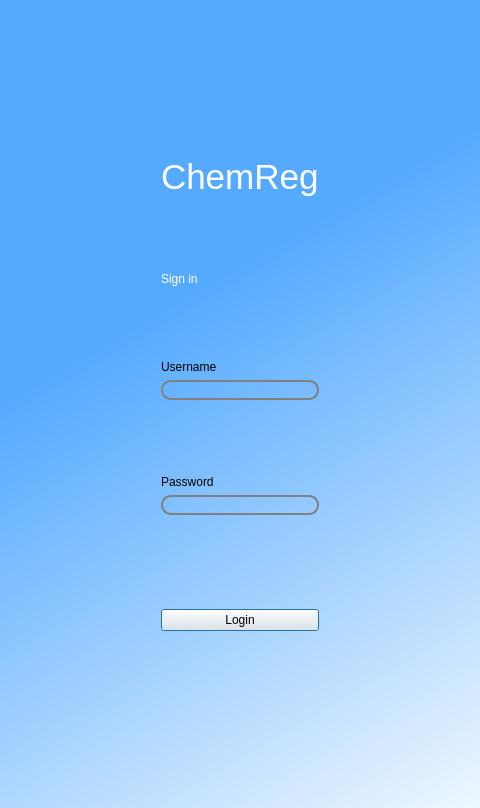
Old version of the form chemReg/assets/welcomescreen.ui in the repository dahlbma/scarab_tornado; both pictures show x 340 to 820 and y 0 to 808 of the 1200 by 808 pixel window.
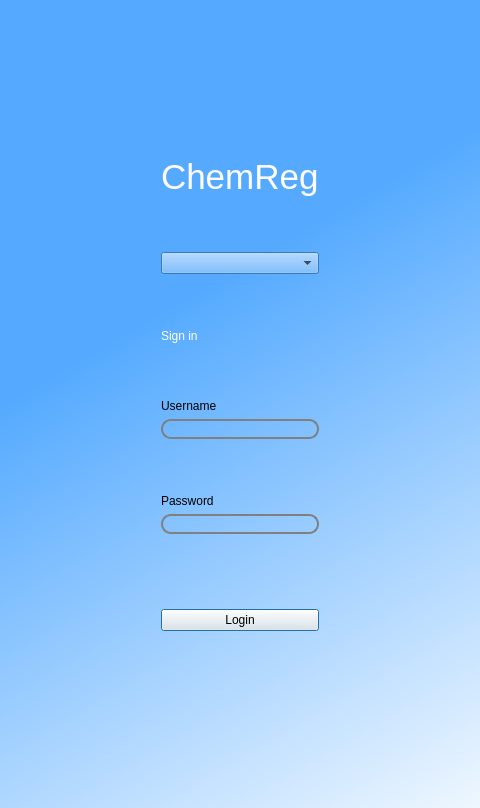
New version of the form.

Commit message: add server_cb

Patch:
```diff
--- a/chemReg/assets/welcomescreen.ui
+++ b/chemReg/assets/welcomescreen.ui
@@ -71,6 +71,26 @@
         </property>
        </widget>
       </item>
+      <item>
+       <spacer name="verticalSpacer_3">
+        <property name="orientation">
+         <enum>Qt::Vertical</enum>
+        </property>
+        <property name="sizeHint" stdset="0">
+         <size>
+          <width>20</width>
+          <height>40</height>
+         </size>
+        </property>
+       </spacer>
+      </item>
+      <item>
+       <widget class="QComboBox" name="server_cb">
+        <property name="styleSheet">
+         <string notr="true">background-color: rgba(85, 170, 255, 255)</string>
+        </property>
+       </widget>
+      </item>
       <item>
        <spacer name="verticalSpacer_7">
         <property name="orientation">
```
